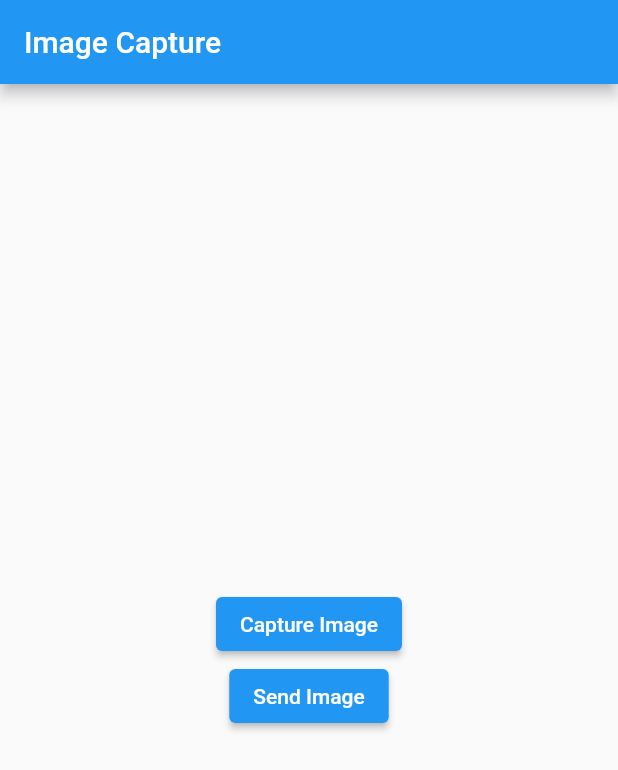
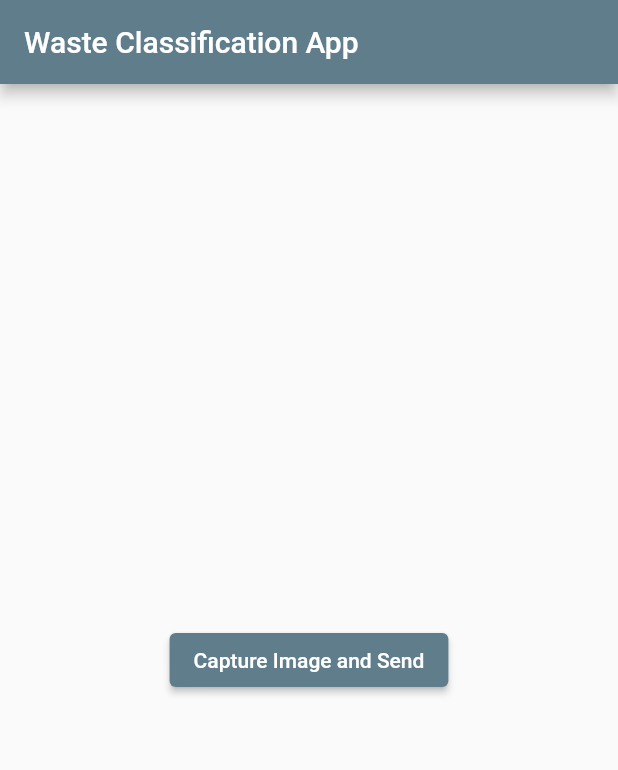
Before and after one commit to tasneemfyroos/SortItOut-App, a Flutter app: the screen it shows after launch, on a phone screen of 412 x 824 dp. Shown: the top 770 px of the screen. Run offline on Flutter 3.47's test engine with Material 2 defaults, Android fonts, the light colour scheme and no system bars; our stand-ins replace image_picker.

Commit message:
changed from 2 buttons to one.

```diff
--- a/App/lib/main.dart
+++ b/App/lib/main.dart
@@ -14,9 +14,9 @@ class MyApp extends StatelessWidget {
   @override
   Widget build(BuildContext context) {
     return MaterialApp(
-      title: 'Image Classification App',
+      title: 'Waste Classification App',
       theme: ThemeData(
-        primarySwatch: Colors.blue,
+        primarySwatch: Colors.blueGrey,
       ),
       home: ImageCaptureScreen(),
     );
@@ -43,6 +43,7 @@ class _ImageCaptureScreenState extends State<ImageCaptureScreen> {
     setState(() {
       _image = File(image!.path);
     });
+    _sendImage();
   }
 
   Future _sendImage() async {
@@ -90,7 +91,7 @@ class _ImageCaptureScreenState extends State<ImageCaptureScreen> {
   Widget build(BuildContext context) {
     return Scaffold(
       appBar: AppBar(
-        title: Text('Image Capture'),
+        title: Text('Waste Classification App'),
       ),
       body: Center(
         child: Column(
@@ -103,49 +104,11 @@ class _ImageCaptureScreenState extends State<ImageCaptureScreen> {
               ),
             ElevatedButton(
               onPressed: _captureImage,
-              child: Text('Capture Image'),
+              child: Text('Capture Image and Send'),
             ),
-            ElevatedButton(
-              onPressed: _sendImage,
-              child: Text('Send Image'),
-            ),
-            // ElevatedButton(
-            //   onPressed: _pickImage,
-            //   child: Text('Select Image'),
-            // ),
           ],
         ),
       ),
     );
   }
 }
-
-
-
-
-
-
-//random code
-
-
-  // Future _captureImage() async {
-  //   final picker = ImagePicker();
-  //   final pickedImage = await picker.pickImage(source: ImageSource.camera);
-
-  //   if (pickedImage != null) {
-  //     // Image selected, handle it as needed
-  //     setState(() {
-  //     _image = File(pickedImage.path);
-  //   });
-  //     // Process or display the image
-  //   }
-  // }
-
-  // Future _pickImage() async {
-  //   final result = await FilePicker.platform.pickFiles(type: FileType.image);
-  //   if (result != null && result.files.isNotEmpty) {
-  //     setState(() {
-  //       _image = File(result.files.single.path!);
-  //     });
-  //   }
-  // }
```
Also changed, not shown: App/images/IMG-9874.JPG (deleted), App/images/paper-image.JPG (renamed from App/assets/paper-image.JPG).
